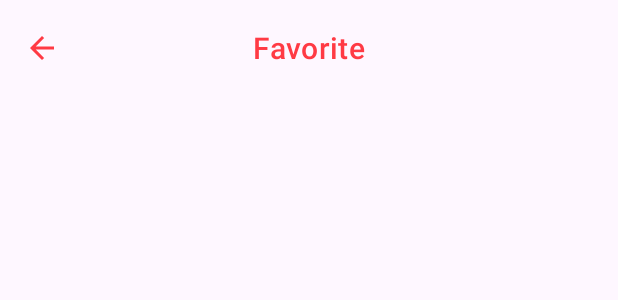
After one commit to shoaibkhanae/News, an Android app: the layout fragment_favorite.xml on its own in the app's theme, with its tools: preview values and no code run, on a phone screen of 412 x 824 dp. The commit adds this screen. Shown: the top 300 px of the screen. Run offline under Robolectric (Android 15) with nearby library versions, the phone set to English and light mode, and no system bars.

Commit message:
Added Favorite Fragment UI

```diff
--- /dev/null
+++ b/app/src/main/res/drawable/ic_back.xml
@@ -0,0 +1,5 @@
+<vector xmlns:android="http://schemas.android.com/apk/res/android" android:autoMirrored="true" android:height="24dp" android:tint="@color/md_theme_light_primary" android:viewportHeight="24" android:viewportWidth="24" android:width="24dp">
+
+    <path android:fillColor="@android:color/white" android:pathData="M20,11H7.83l5.59,-5.59L12,4l-8,8 8,8 1.41,-1.41L7.83,13H20v-2z"/>
+
+</vector>
--- /dev/null
+++ b/app/src/main/res/layout/fragment_favorite.xml
@@ -0,0 +1,32 @@
+<?xml version="1.0" encoding="utf-8"?>
+<androidx.constraintlayout.widget.ConstraintLayout xmlns:android="http://schemas.android.com/apk/res/android"
+    xmlns:tools="http://schemas.android.com/tools"
+    android:layout_width="match_parent"
+    android:layout_height="match_parent"
+    xmlns:app="http://schemas.android.com/apk/res-auto"
+    tools:context=".ui.fragments.FavoriteFragment">
+
+    <com.google.android.material.appbar.MaterialToolbar
+        android:id="@+id/app_bar"
+        android:layout_width="match_parent"
+        android:layout_height="wrap_content"
+        app:navigationIcon="@drawable/ic_back"
+        app:title="@string/favorite"
+        app:titleCentered="true"
+        app:titleTextAppearance="@style/TextAppearance.MaterialComponents.Headline6"
+        app:titleTextColor="@color/md_theme_light_primary"/>
+
+
+    <androidx.recyclerview.widget.RecyclerView
+        android:id="@+id/rv_favorites"
+        android:layout_width="match_parent"
+        android:layout_height="0dp"
+        app:layoutManager="androidx.recyclerview.widget.LinearLayoutManager"
+        app:layout_constraintTop_toBottomOf="@id/app_bar"
+        app:layout_constraintStart_toStartOf="parent"
+        app:layout_constraintEnd_toEndOf="parent"
+        app:layout_constraintBottom_toBottomOf="parent"/>
+
+
+
+</androidx.constraintlayout.widget.ConstraintLayout>
--- a/app/src/main/res/values/strings.xml
+++ b/app/src/main/res/values/strings.xml
@@ -16,4 +16,5 @@
     <string name="search_about_your_favorite_topic">Search about your favorite topic</string>
     <string name="search_here">Search here</string>
     <string name="filter">Filter</string>
+    <string name="favorite">Favorite</string>
 </resources>
```
Also changed, not shown: app/src/main/java/com/avicenna/enterprise/solutions/news/ui/fragments/FavoriteFragment.kt (added, +34 -0 lines), app/src/main/res/layout/fragment_content.xml (+13 -0 lines), app/src/main/res/drawable/ic_favorites.png (added).
